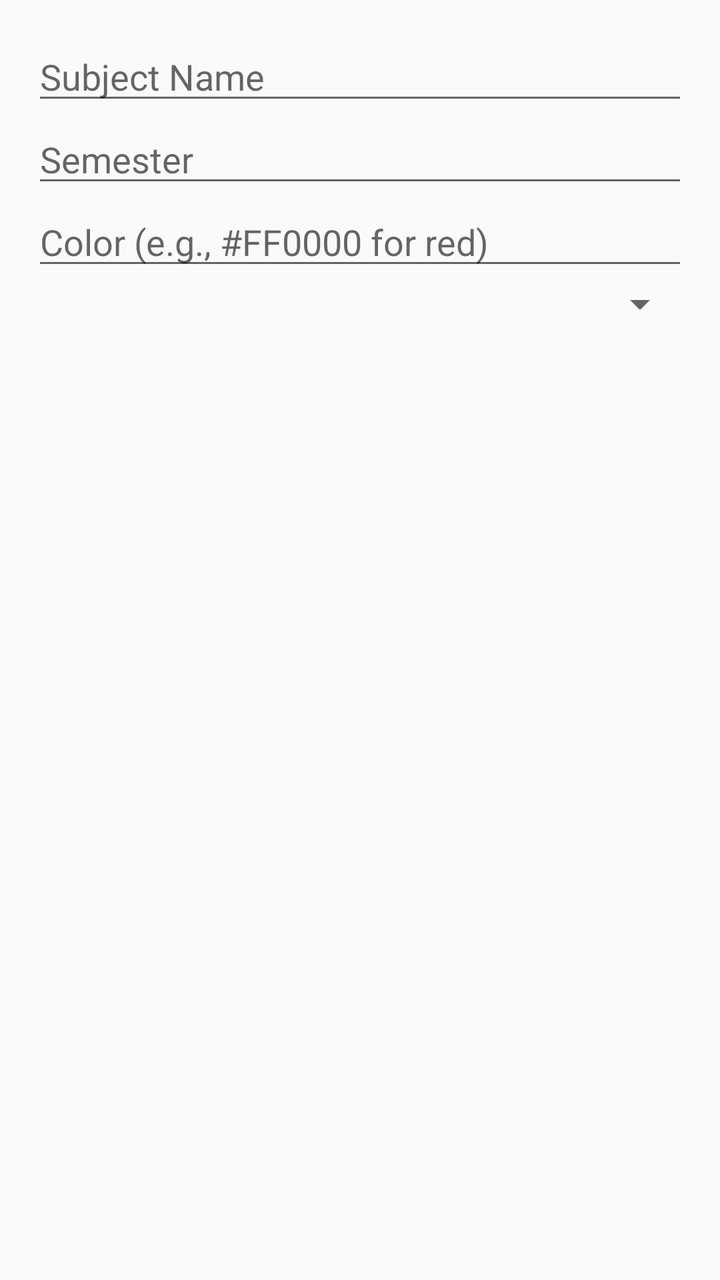
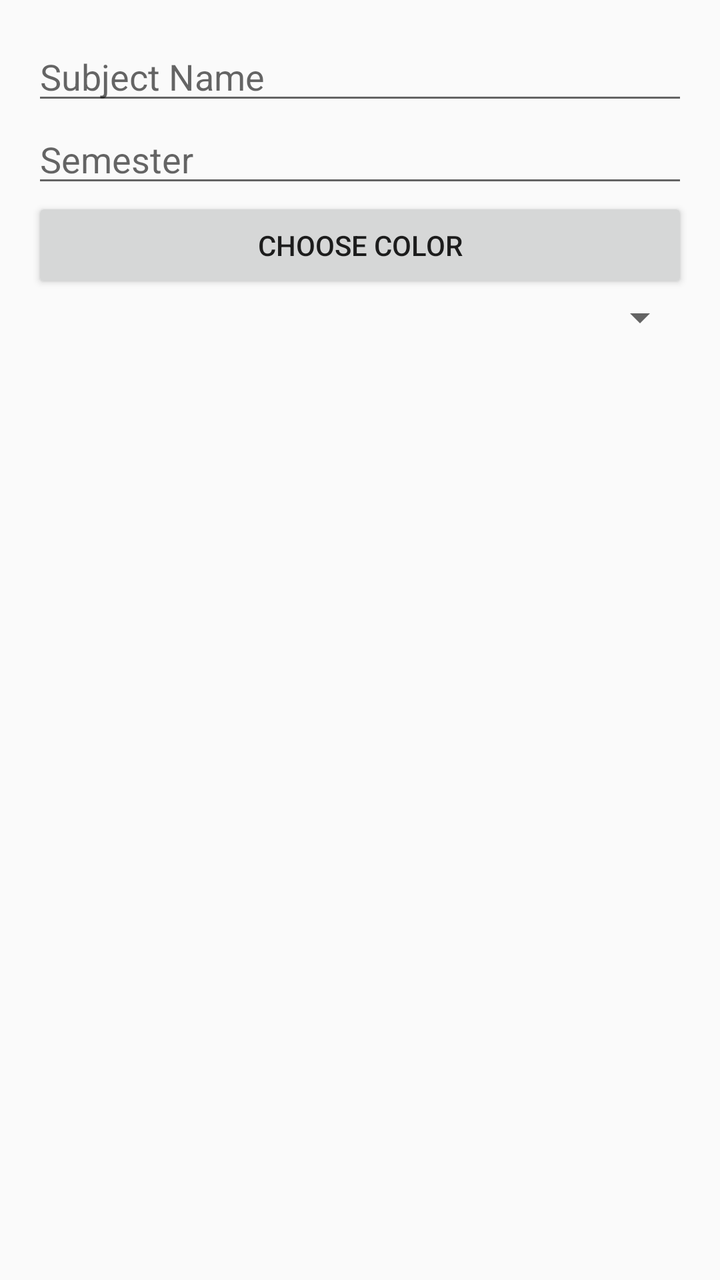

An Android layout rendered at two revisions. The XML below is the earlier revision; the diff shows what the commit changed to produce the second picture.
<!-- AndroidManifest.xml: application theme Theme.Design.Light.NoActionBar -->
<!-- res/layout/dialog_edit_subject.xml -->
<?xml version="1.0" encoding="utf-8"?>
<LinearLayout xmlns:android="http://schemas.android.com/apk/res/android"
    android:layout_width="match_parent"
    android:layout_height="wrap_content"
    android:orientation="vertical"
    android:padding="16dp">

    <EditText
        android:id="@+id/subjectNameInput"
        android:layout_width="match_parent"
        android:layout_height="wrap_content"
        android:hint="Subject Name"/>

    <EditText
        android:id="@+id/semesterInput"
        android:layout_width="match_parent"
        android:layout_height="wrap_content"
        android:hint="Semester"/>

    <EditText
        android:id="@+id/colorInput"
        android:layout_width="match_parent"
        android:layout_height="wrap_content"
        android:hint="Color (e.g., #FF0000 for red)"/>

    <Spinner
        android:id="@+id/statusSpinner"
        android:layout_width="match_parent"
        android:layout_height="wrap_content"/>

</LinearLayout>
<!-- resources referenced by this layout -->
<resources>

</resources>

<!-- the commit's change to res/layout/dialog_edit_subject.xml (unified diff, before → after) -->
@@ -17,11 +17,11 @@
         android:layout_height="wrap_content"
         android:hint="Semester"/>
 
-    <EditText
-        android:id="@+id/colorInput"
+    <Button
+        android:id="@+id/colorPickerButton"
         android:layout_width="match_parent"
         android:layout_height="wrap_content"
-        android:hint="Color (e.g., #FF0000 for red)"/>
+        android:text="Choose Color"/>
 
     <Spinner
         android:id="@+id/statusSpinner"
